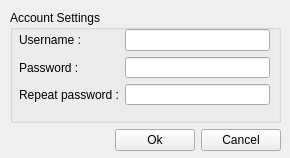
First picture: the form in client/Create.ui, repository canercandan/qlik, before the edit.
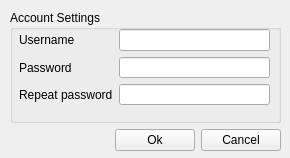
Second picture: the form after the edit.

The edit to the form file:
```diff
--- a/client/Create.ui
+++ b/client/Create.ui
@@ -40,7 +40,7 @@
         <item row="0" column="0" >
          <widget class="QLabel" name="label_3" >
           <property name="text" >
-           <string>Username :</string>
+           <string>Username</string>
           </property>
           <property name="buddy" >
            <cstring>username</cstring>
@@ -57,7 +57,7 @@
         <item row="1" column="0" >
          <widget class="QLabel" name="label_4" >
           <property name="text" >
-           <string>Password :</string>
+           <string>Password</string>
           </property>
           <property name="buddy" >
            <cstring>password</cstring>
@@ -77,7 +77,7 @@
         <item row="2" column="0" >
          <widget class="QLabel" name="label_6" >
           <property name="text" >
-           <string>Repeat password :</string>
+           <string>Repeat password</string>
           </property>
           <property name="buddy" >
            <cstring>repassword</cstring>
```
